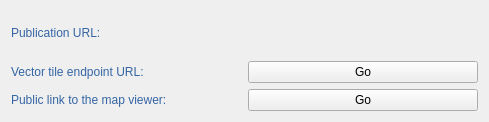
Before: the Qt Designer form geotuileur/gui/publication_creation/qwp_status.ui in JulesGrillot/plugin-qgis-geoplateforme, drawn with Qt 5.
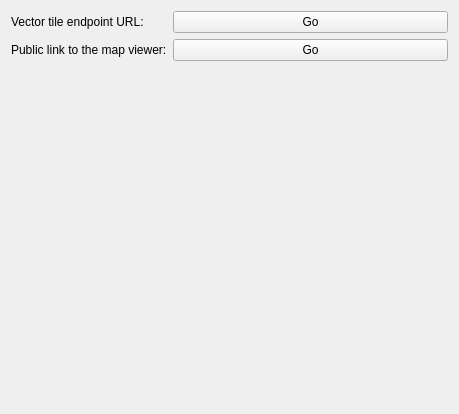
After: the same form once the commit is applied.

Diff of the .ui file:
```diff
--- a/geotuileur/gui/publication_creation/qwp_status.ui
+++ b/geotuileur/gui/publication_creation/qwp_status.ui
@@ -6,8 +6,8 @@
    <rect>
     <x>0</x>
     <y>0</y>
-    <width>489</width>
-    <height>122</height>
+    <width>459</width>
+    <height>414</height>
    </rect>
   </property>
   <property name="windowTitle">
@@ -17,55 +17,58 @@
    <locale language="English" country="UnitedStates"/>
   </property>
   <layout class="QGridLayout" name="gridLayout">
-   <item row="3" column="1">
-    <widget class="QPushButton" name="btn_data">
+   <item row="5" column="1">
+    <widget class="QPushButton" name="btn_publication">
      <property name="text">
       <string>Go</string>
      </property>
     </widget>
    </item>
-   <item row="3" column="0">
+   <item row="2" column="0">
     <widget class="QLabel" name="lbl_data">
-     <property name="styleSheet">
-      <string notr="true">font: 75 11pt &quot;Ubuntu Condensed&quot;;
-color: rgb(52, 101, 164);</string>
+     <property name="sizePolicy">
+      <sizepolicy hsizetype="Fixed" vsizetype="Preferred">
+       <horstretch>0</horstretch>
+       <verstretch>0</verstretch>
+      </sizepolicy>
      </property>
      <property name="text">
       <string>Vector tile endpoint URL:</string>
      </property>
     </widget>
    </item>
-   <item row="6" column="1">
-    <widget class="QPushButton" name="btn_publication">
+   <item row="2" column="1">
+    <widget class="QPushButton" name="btn_data">
      <property name="text">
       <string>Go</string>
      </property>
     </widget>
    </item>
-   <item row="6" column="0">
+   <item row="5" column="0">
     <widget class="QLabel" name="lbl_publication">
-     <property name="styleSheet">
-      <string notr="true">font: 75 11pt &quot;Ubuntu Condensed&quot;;
-color: rgb(52, 101, 164);</string>
+     <property name="sizePolicy">
+      <sizepolicy hsizetype="Fixed" vsizetype="Preferred">
+       <horstretch>0</horstretch>
+       <verstretch>0</verstretch>
+      </sizepolicy>
      </property>
      <property name="text">
       <string>Public link to the map viewer:</string>
      </property>
     </widget>
    </item>
-   <item row="1" column="0">
-    <widget class="QLabel" name="lbl_step_text">
-     <property name="autoFillBackground">
-      <bool>false</bool>
+   <item row="6" column="0">
+    <spacer name="verticalSpacer">
+     <property name="orientation">
+      <enum>Qt::Vertical</enum>
      </property>
-     <property name="styleSheet">
-      <string notr="true">font: 75 13pt &quot;Ubuntu Condensed&quot;;
-color: rgb(52, 101, 164);</string>
+     <property name="sizeHint" stdset="0">
+      <size>
+       <width>20</width>
+       <height>40</height>
+      </size>
      </property>
-     <property name="text">
-      <string>Publication URL:</string>
-     </property>
-    </widget>
+    </spacer>
    </item>
   </layout>
  </widget>
```
